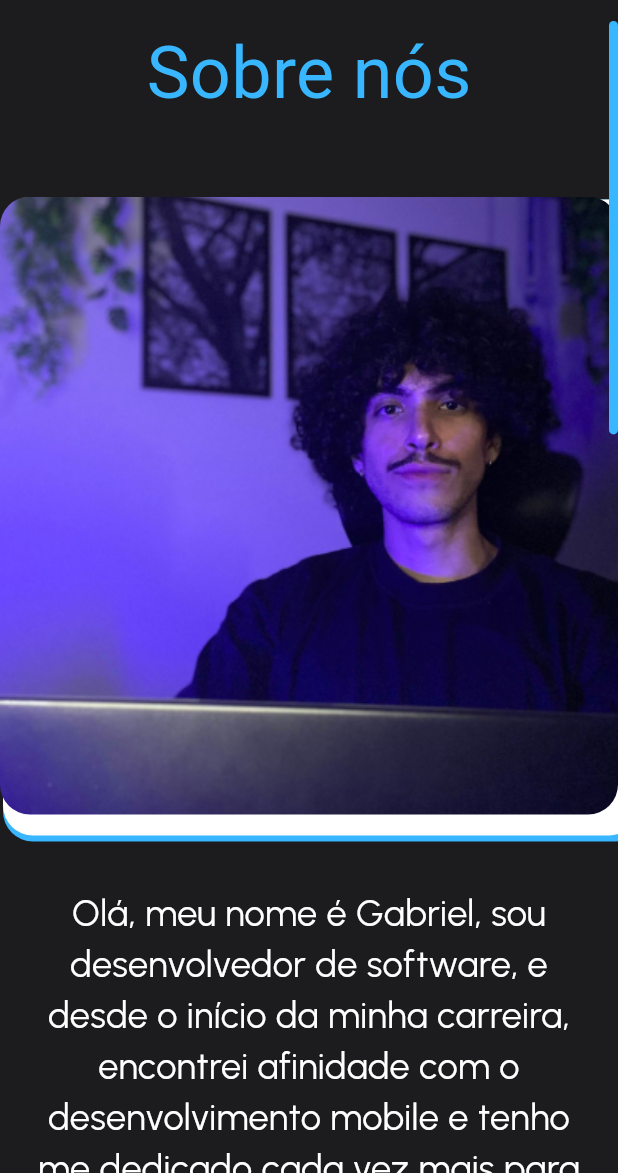
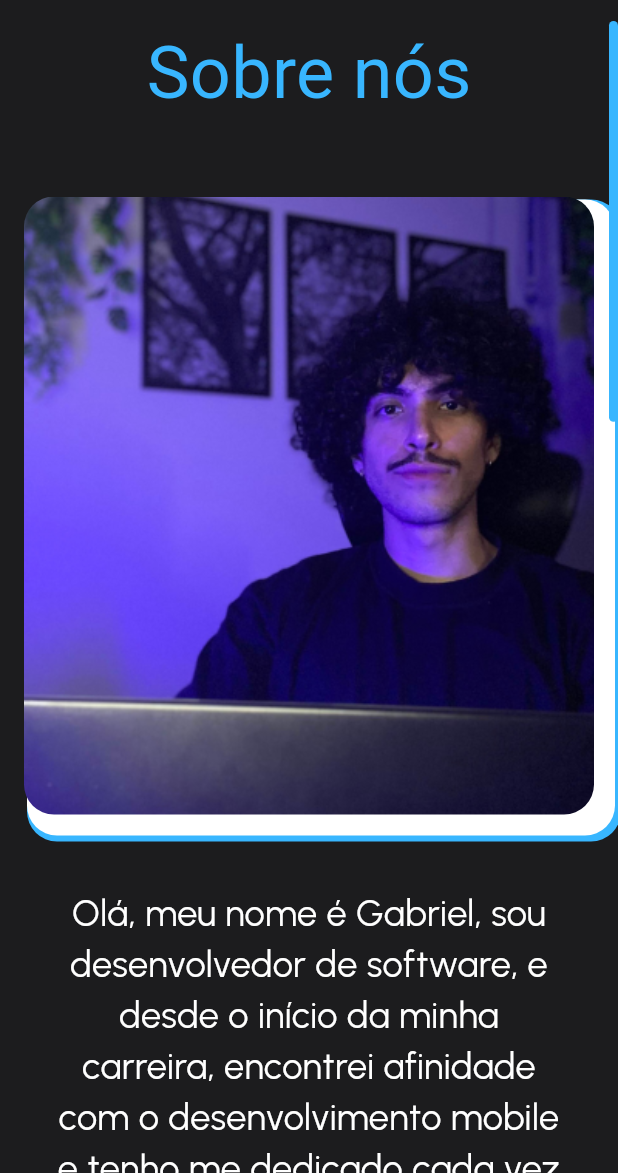
Before and after one commit to GugaLabs/gugaportfolio, a Flutter app: the screen it shows after launch, on a phone screen of 412 x 824 dp, the part 63-1236 px from its top. Run offline on Flutter 3.47's test engine with Material 3 defaults, Android fonts, the phone set to English and light mode, and no system bars; our stand-ins replace bloc, equatable, firebase_core, flutter_bloc, google_fonts; accounts and stored records are empty; statements that could not run were skipped.

Commit message:
refactor: add 16 as horizontal padding

```diff
--- a/lib/pages/home_page.dart
+++ b/lib/pages/home_page.dart
@@ -88,6 +88,7 @@ class _HomePageState extends State<HomePage> {
         color: const Color(0xff1C1C1E),
         child: ScrollBarWidget(
           child: SingleChildScrollView(
+            padding: const EdgeInsets.symmetric(horizontal: 16),
             child: Column(
               crossAxisAlignment: CrossAxisAlignment.start,
               children: [
```
